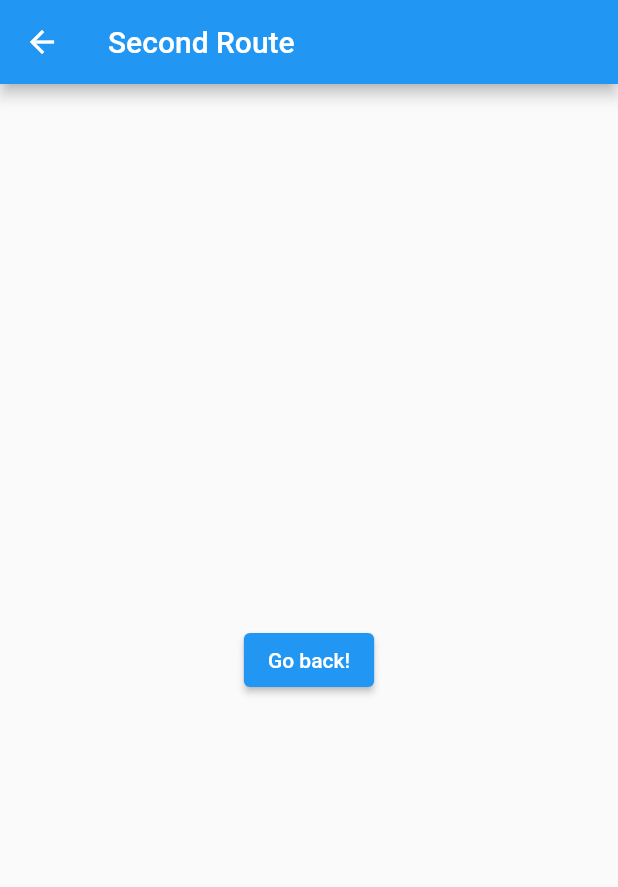
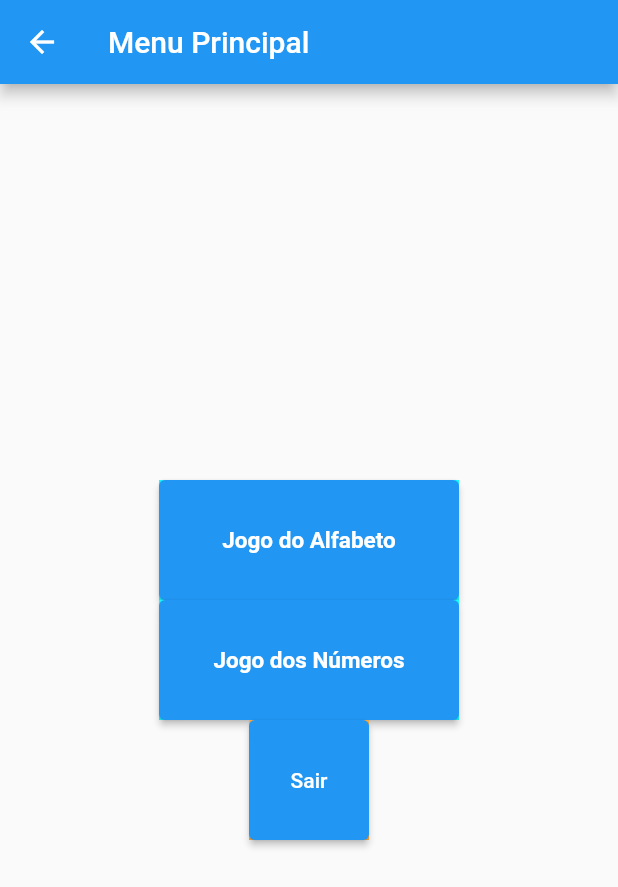
Before and after one commit to tetration/shiny-alphabet, a Flutter app: the screen it shows after launch, after a tap on "Logar", on a phone screen of 412 x 824 dp. Shown: the top 887 px of the screen. Run offline on Flutter 3.47's test engine with Material 2 defaults, Android fonts, the phone set to English and light mode, and no system bars.

Commit message:
First working version of Mainmenu

```diff
--- a/lib/InputWrapper.dart
+++ b/lib/InputWrapper.dart
@@ -19,7 +19,7 @@ class InputWrapper extends StatelessWidget {
             child: InputField(),
           ),
           SizedBox(height: 40,),
-          Text("Forgot Password?",
+          Text("Esqueceu sua Senha?",
             style: TextStyle(color: Colors.grey),
           ),
           SizedBox(height: 40,),
--- a/lib/Menu.dart
+++ b/lib/Menu.dart
@@ -5,15 +5,74 @@ class MenuRoute extends StatelessWidget {
   Widget build(BuildContext context) {
     return Scaffold(
       appBar: AppBar(
-        title: Text("Second Route"),
+        title: Text("Menu Principal"),
       ),
       body: Center(
-        child: ElevatedButton(
+        child:
+        Column(
+          mainAxisAlignment: MainAxisAlignment.center,
+          mainAxisSize: MainAxisSize.max,
+          crossAxisAlignment: CrossAxisAlignment.center,
+          children: <Widget>[
+            Container(
+              padding: const EdgeInsets.all(0.0),
+              color: Colors.cyanAccent,
+              width: 200.0,
+              height: 80.0,
+              child: ElevatedButton(
+                child: Text("Jogo do Alfabeto",style: TextStyle(
+                    color: Colors.white,
+                    fontSize: 15,
+                    fontWeight: FontWeight.bold
+                ),),
+                onPressed: () {
+                  Navigator.push(
+                    context,
+                    MaterialPageRoute(builder: (context) => MenuRoute()),
+                  );
+                },
+              ),
+            ),
+            Container(
+              padding: const EdgeInsets.all(0.0),
+              color: Colors.cyanAccent,
+              width: 200.0,
+              height: 80.0,
+              child: ElevatedButton(
+                child: Text("Jogo dos Números",style: TextStyle(
+                    color: Colors.white,
+                    fontSize: 15,
+                    fontWeight: FontWeight.bold
+                ),),
+                onPressed: () {
+                  Navigator.push(
+                    context,
+                    MaterialPageRoute(builder: (context) => MenuRoute()),
+                  );
+                },
+              ),
+            ),
+            Container(
+              padding: const EdgeInsets.all(0.0),
+              color: Colors.orangeAccent,
+              width: 80.0,
+              height: 80.0,
+              child: ElevatedButton(
+                onPressed: () {
+                  Navigator.pop(context);
+                },
+                child: Text('Sair'),
+              ),
+
+            ),
+          ],
+        ),
+        /*ElevatedButton(
           onPressed: () {
             Navigator.pop(context);
           },
-          child: Text('Go back!'),
-        ),
+          child: Text('Logout'),
+        ),*/
       ),
     );
   }
```
